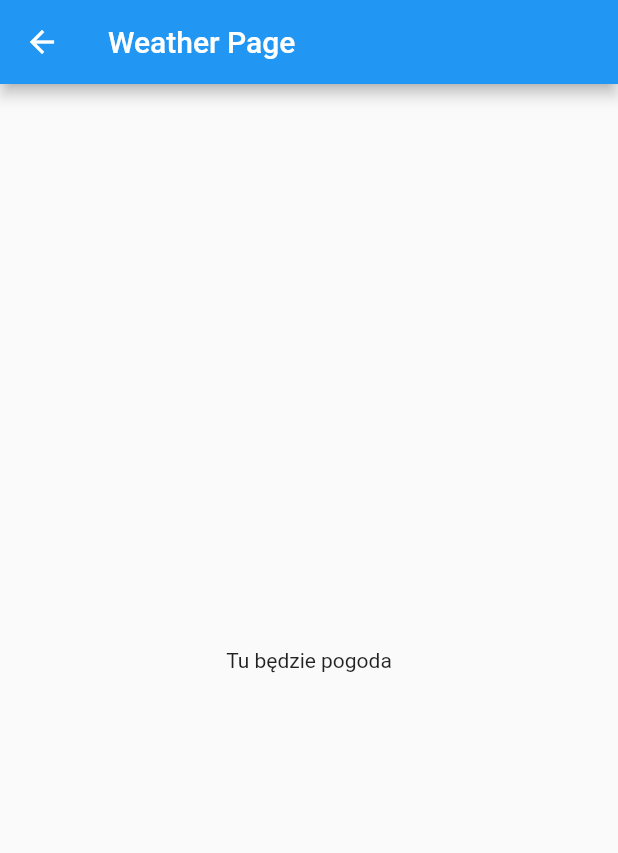
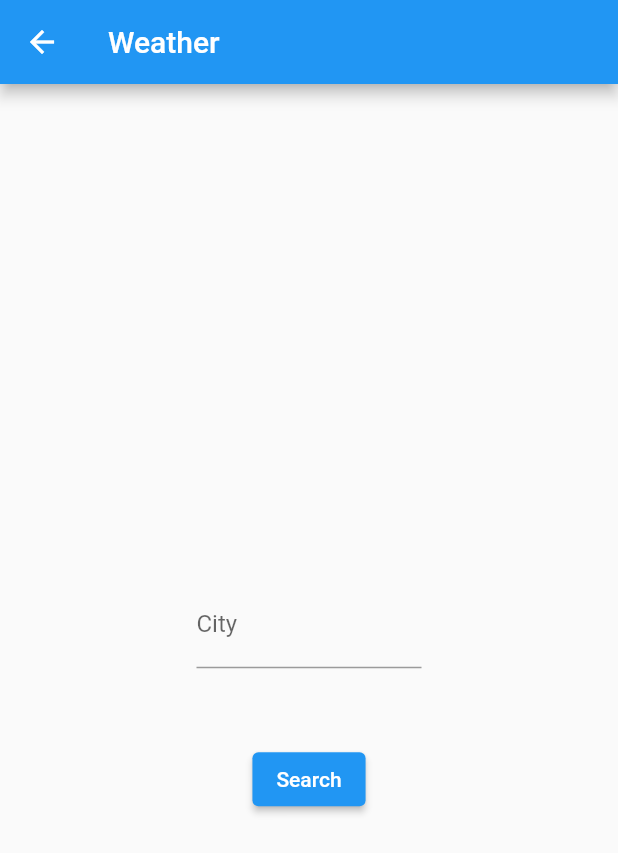
Before and after one commit to Lavaandroid/walk_pal, a Flutter app: the WeatherPage screen opened directly, on a phone screen of 412 x 824 dp. Shown: the top 853 px of the screen. Run offline on Flutter 3.47's test engine with Material 2 defaults, Android fonts, the phone set to English and light mode, and no system bars; our stand-ins replace percent_indicator; missing offline and left inert: health; network calls fail.

Commit message:
dodane sprawdzanie pogody

```diff
--- a/lib/StepsPage.dart
+++ b/lib/StepsPage.dart
@@ -1,6 +1,5 @@
 import 'package:flutter/material.dart';
 import 'package:percent_indicator/percent_indicator.dart';
-import 'dart:async';
 
 class StepsPage extends StatefulWidget {
   const StepsPage({Key key}) : super(key: key);
--- a/lib/WeatherPage.dart
+++ b/lib/WeatherPage.dart
@@ -1,4 +1,6 @@
 import 'package:flutter/material.dart';
+import 'package:walk_pal/DataService.dart';
+import 'package:walk_pal/models.dart';
 
 class WeatherPage extends StatefulWidget {
   const WeatherPage({Key key}) : super(key: key);
@@ -8,15 +10,50 @@ class WeatherPage extends StatefulWidget {
 }
 
 class _WeatherPageState extends State<WeatherPage> {
+
+  final _cityTextController = TextEditingController();
+  final _dataService = DataService();
+
+  WeatherResponse _response;
+
   @override
   Widget build(BuildContext context) {
     return Scaffold(
-      appBar: AppBar(
-        title: Text('Weather Page'),
-      ),
-      body: Center(
-        child: Text('Tu będzie pogoda')
-      ),
-    );
+      appBar: AppBar(title: Text('Weather')),
+          body: Center(
+            child: Column(
+              mainAxisAlignment: MainAxisAlignment.center,
+              children: [
+                if (_response != null)
+                  Column(
+                    children: [
+                      Image.network(_response.iconUrl),
+                      Text(
+                        '${_response.tempInfo.temperature.toStringAsFixed(1)}°',
+                        style: TextStyle(fontSize: 40),
+                      ),
+                      Text(_response.weatherInfo.description)
+                    ],
+                  ),
+                Padding(
+                  padding: EdgeInsets.symmetric(vertical: 50),
+                  child: SizedBox(
+                    width: 150,
+                    child: TextField(
+                        controller: _cityTextController,
+                        decoration: InputDecoration(labelText: 'City'),
+                        textAlign: TextAlign.center),
+                  ),
+                ),
+                ElevatedButton(onPressed: _search, child: Text('Search'))
+              ],
+            ),
+          ),
+        );
+  }
+
+  void _search() async {
+    final response = await _dataService.getWeather(_cityTextController.text);
+    setState(() => _response = response);
   }
 }
--- /dev/null
+++ b/lib/models.dart
@@ -0,0 +1,64 @@
+/*
+{
+  "weather": [
+    {
+      "description": "clear sky",
+      "icon": "01d"
+    }
+  ],
+  "main": {
+    "temp": 282.55,
+  },
+
+  "name": "Mountain View",
+}
+ */
+
+class WeatherInfo {
+  final String description;
+  final String icon;
+
+  WeatherInfo({this.description, this.icon});
+
+  factory WeatherInfo.fromJson(Map<String, dynamic> json) {
+    final description = json['description'];
+    final icon = json['icon'];
+    return WeatherInfo(description: description, icon: icon);
+  }
+}
+
+class TemperatureInfo {
+  final num temperature;   //double bo nie ma "" w json
+
+  TemperatureInfo({this.temperature});
+
+  factory TemperatureInfo.fromJson(Map<String, dynamic> json) {
+    final temperature = json['temp'];
+    return TemperatureInfo(temperature: temperature);
+  }
+}
+
+class WeatherResponse {
+  final String cityName;
+  final TemperatureInfo tempInfo;
+  final WeatherInfo weatherInfo;
+
+  String get iconUrl {
+    return 'https://openweathermap.org/img/wn/${weatherInfo.icon}@2x.png';
+  }
+
+  WeatherResponse({this.cityName, this.tempInfo, this.weatherInfo});
+
+  factory WeatherResponse.fromJson(Map<String, dynamic> json) {   //buduje constructor, do ktorego cos dodaje, w tym przypadku dodaje json, a json to mapa
+    final cityName = json['name'];  //jako ze json to mapa to szukam wartosci pod taka nazwa, spelling sie liczy
+
+    final tempInfoJson = json['main'];
+    final tempInfo = TemperatureInfo.fromJson(tempInfoJson);
+
+    final weatherInfoJson = json['weather'][0]; //value dla weather bedzie w liscie objektow i biore pierwszy index z tej listy w json, w ktorym szukam
+    final weatherInfo = WeatherInfo.fromJson(weatherInfoJson);
+
+    return WeatherResponse(
+        cityName: cityName, tempInfo: tempInfo, weatherInfo: weatherInfo);
+  }
+}
--- a/pubspec.yaml
+++ b/pubspec.yaml
@@ -18,7 +18,7 @@ publish_to: 'none' # Remove this line if you wish to publish to pub.dev
 version: 1.0.0+1
 
 environment:
-  sdk: ">=2.7.0 <3.0.0"
+  sdk: ">=2.07.0 <3.0.0"
 
 dependencies:
   flutter:
@@ -29,6 +29,9 @@ dependencies:
   # Use with the CupertinoIcons class for iOS style icons.
   cupertino_icons: ^1.0.2
   percent_indicator: ^3.0.1
+  health: ^3.0.5
+  weather: ^2.0.0
+  http: ^0.13.3
 
 dev_dependencies:
   flutter_test:
```
Also changed, not shown: lib/DailyStepsScreen.dart (added, +160 -0 lines), lib/DataService.dart (added, +26 -0 lines), lib/main.dart (+11 -9 lines), pubspec.lock, 2 other files.
